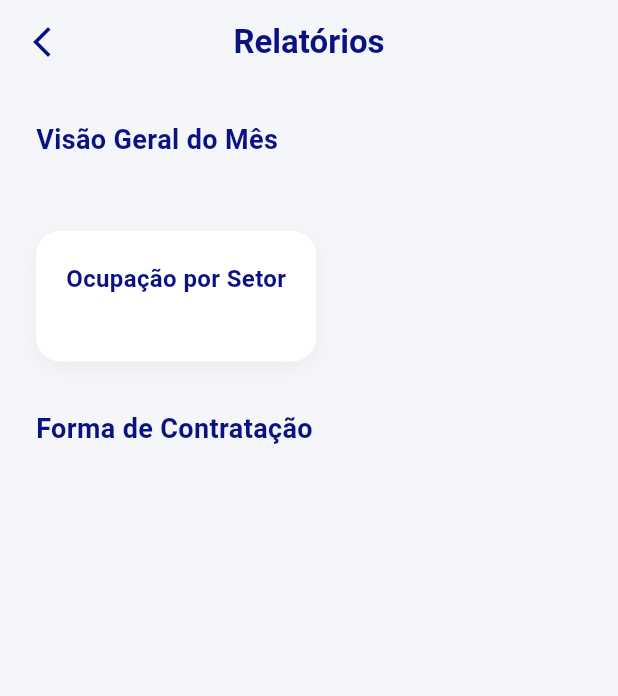
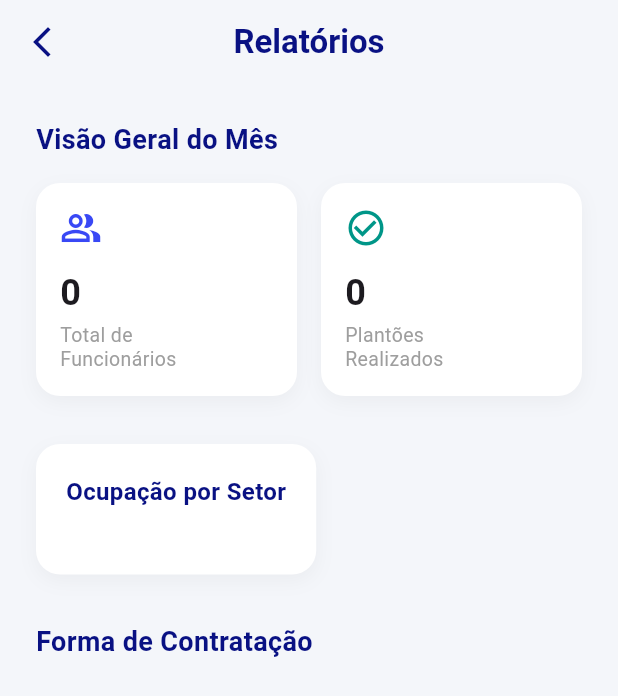
Before and after one commit to EscalaMed/frontend, a Flutter app: the TelaRelatorios screen opened directly, on a phone screen of 412 x 824 dp. Shown: the top 696 px of the screen. Run offline on Flutter 3.47's test engine with Material 3 defaults, Android fonts, the phone set to English and light mode, and no system bars.

Commit message:
feat: card de resumo da página de relatórios

```diff
--- /dev/null
+++ b/lib/components/card_resumo.dart
@@ -0,0 +1,44 @@
+import 'package:flutter/material.dart';
+
+class CardResumo extends StatelessWidget {
+  final String titulo;
+  final String valor;
+  final IconData icone;
+  final Color cor;
+
+  const CardResumo({
+    super.key,
+    required this.titulo,
+    required this.valor,
+    required this.icone,
+    required this.cor,
+  });
+
+  @override
+  Widget build(BuildContext context) {
+    return Container(
+      padding: const EdgeInsets.all(16),
+      decoration: BoxDecoration(
+        color: Colors.white,
+        borderRadius: BorderRadius.circular(16),
+        boxShadow: [
+          BoxShadow(
+            color: Colors.black.withValues(alpha: 0.04),
+            blurRadius: 10,
+            offset: const Offset(0, 4),
+          ),
+        ],
+      ),
+      child: Column(
+        crossAxisAlignment: CrossAxisAlignment.start,
+        children: [
+          Icon(icone, color: cor, size: 28),
+          const SizedBox(height: 12),
+          Text(valor, style: const TextStyle(fontSize: 24, fontWeight: FontWeight.bold)),
+          const SizedBox(height: 4),
+          Text(titulo, style: const TextStyle(fontSize: 13, color: Colors.grey, height: 1.2)),
+        ],
+      ),
+    );
+  }
+}
--- a/lib/screens/home/grid/pagina_relatorios.dart
+++ b/lib/screens/home/grid/pagina_relatorios.dart
@@ -1,4 +1,5 @@
 import 'package:flutter/material.dart';
+import '../../../components/card_resumo.dart';
 
 class TelaRelatorios extends StatelessWidget {
   const TelaRelatorios({super.key});
@@ -7,6 +8,7 @@ class TelaRelatorios extends StatelessWidget {
   Widget build(BuildContext context) {
     const corAzulEscuro = Color.fromARGB(255, 9, 17, 131);
     const corFundoApp = Color(0xFFF4F6FA);
+    const corAzulVibrante = Color(0xFF3948F5);
 
     return Scaffold(
       backgroundColor: corFundoApp,
@@ -36,6 +38,23 @@ class TelaRelatorios extends StatelessWidget {
 
             Row(
               children: [
+                const Expanded(
+                  child: CardResumo(
+                    titulo: 'Total de\nFuncionários',
+                    valor: '0',
+                    icone: Icons.people_alt_outlined,
+                    cor: corAzulVibrante,
+                  ),
+                ),
+                const SizedBox(width: 16),
+                const Expanded(
+                  child: CardResumo(
+                    titulo: 'Plantões\nRealizados',
+                    valor: '0',
+                    icone: Icons.check_circle_outline,
+                    cor: Colors.teal,
+                  ),
+                ),
               ],
             ),
             const SizedBox(height: 32),
```
